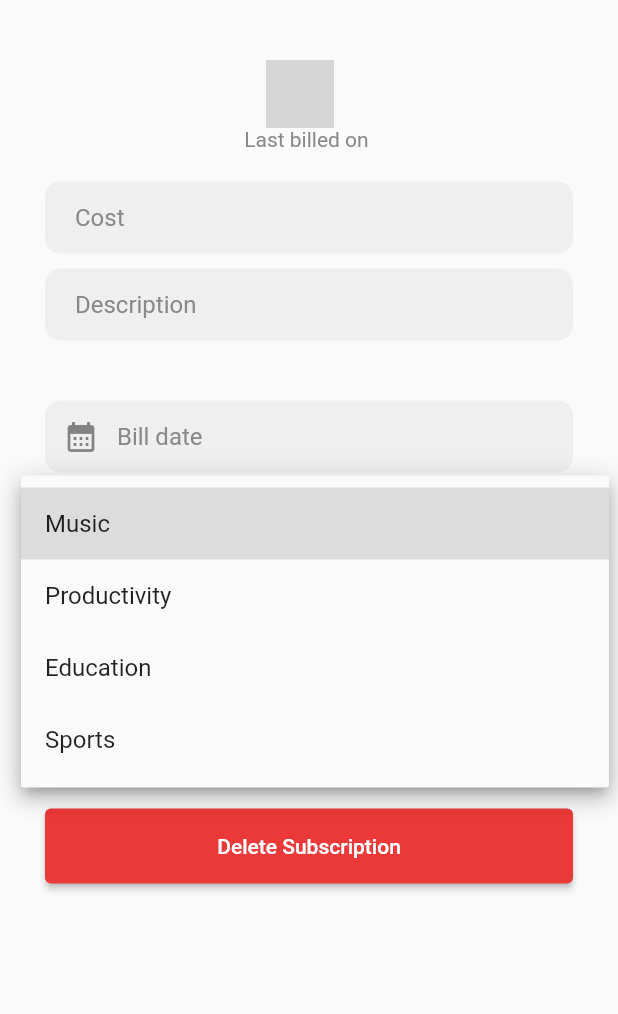
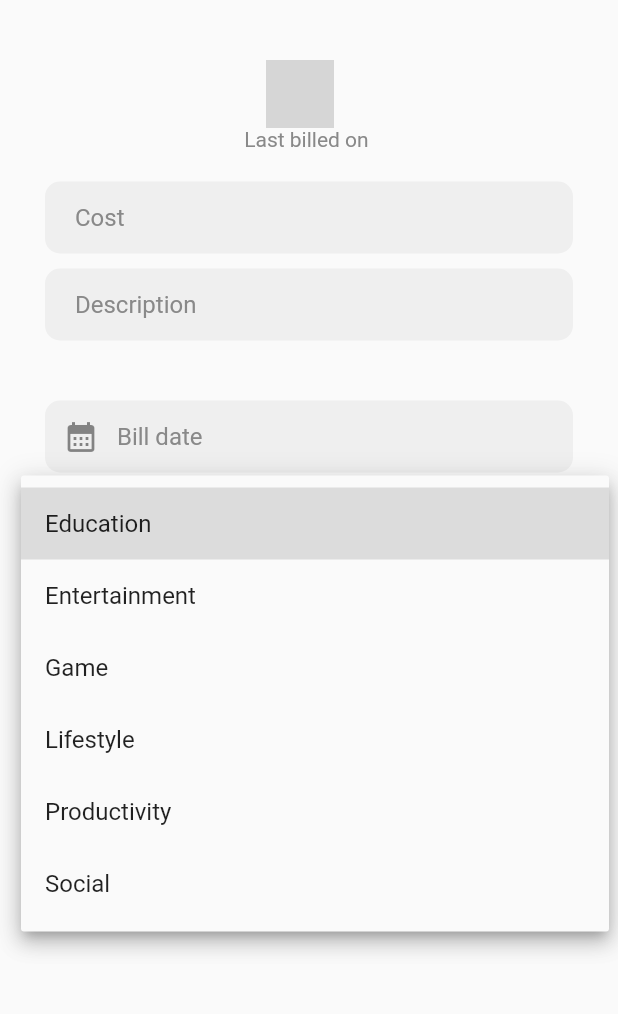
Before and after one commit to bralash/subman_flutter, a Flutter app: the SubscriptionDetails screen opened directly with empty values, after a tap on the "circle" icon, on a phone screen of 412 x 824 dp, the part 84-1098 px from its top. Run offline on Flutter 3.47's test engine with Material 2 defaults, Android fonts, the phone set to English and light mode, and no system bars; our stand-ins replace cloud_firestore, firebase_auth, firebase_core, google_sign_in; accounts and stored records are empty; Roboto replaces fonts that are missing (SFPro); grey boxes are pictures that could not be loaded.

Commit message:
Updated category list

```diff
--- a/lib/pages/subscription_details.dart
+++ b/lib/pages/subscription_details.dart
@@ -61,7 +61,7 @@ class _SubscriptionDetailsState extends State<SubscriptionDetails> {
   String cycleValue = "Monthly";
   String reminderValue = "No";
 
-  var categories = ['Music', 'Productivity', 'Education', 'Sports'];
+  var categories = ['Education', 'Entertainment', 'Game', 'Lifestyle', 'Productivity', 'Social'];
   var cycle = ["Monthly", 'Annually'];
   var reminder = ["Yes", "No"];
 
--- a/lib/pages/subscription_form.dart
+++ b/lib/pages/subscription_form.dart
@@ -57,7 +57,7 @@ class _SubscriptionFormState extends State<SubscriptionForm> {
   String cycleValue = "Monthly";
   String reminderValue = "No";
 
-  var categories = ['Music', 'Productivity', 'Education', 'Sports'];
+  var categories = ['Education', 'Entertainment', 'Game', 'Lifestyle', 'Productivity', 'Social'];
   var cycle = ["Monthly", 'Annually'];
   var reminder = ["Yes", "No"];
 
```
